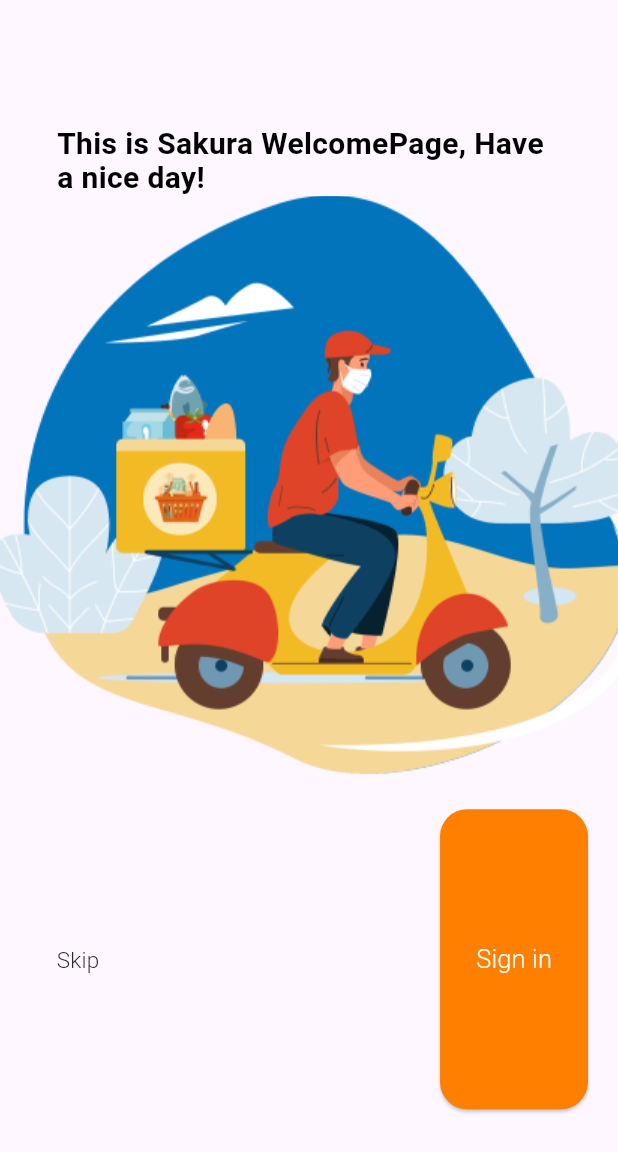
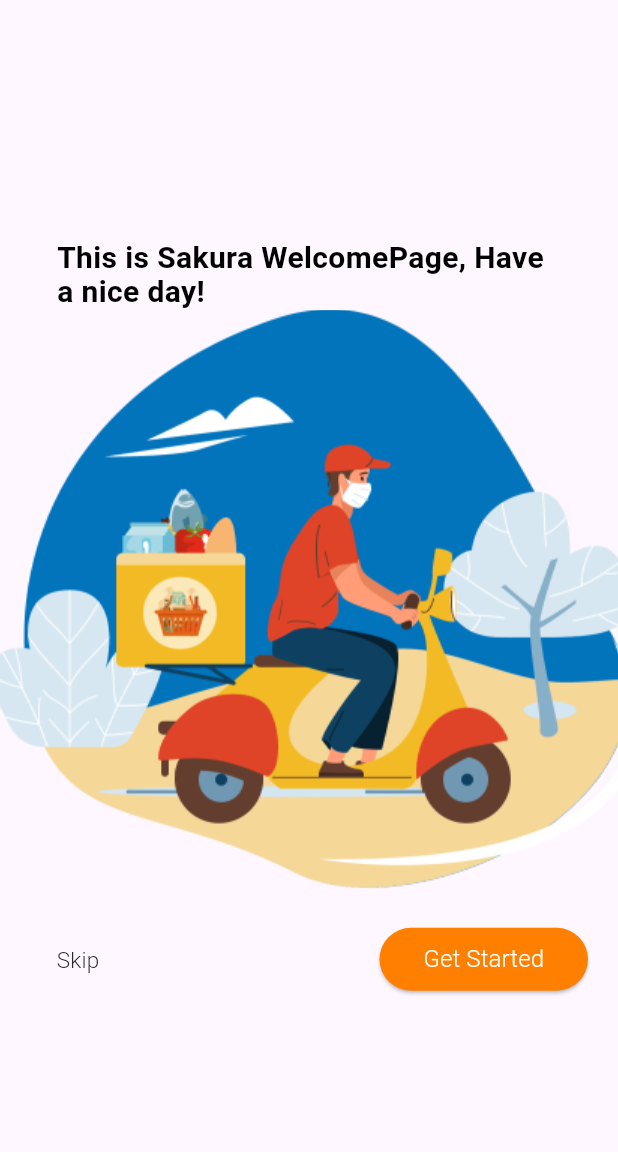
Before and after one commit to Sakura-LF/SplashPage, a Flutter app: the screen it shows after launch, on a phone screen of 412 x 824 dp. Shown: the top 1152 px of the screen. Run offline on Flutter 3.47's test engine with Material 3 defaults, Android fonts, the phone set to English and light mode, and no system bars; Roboto replaces fonts that are missing (LXGW).

Commit message:
update welcome.dart

```diff
--- a/lib/pages/welcome.dart
+++ b/lib/pages/welcome.dart
@@ -1,5 +1,7 @@
 import 'package:flutter/material.dart';
 import 'package:splashpage/common/assets.dart';
+import 'package:splashpage/common/stylebutton.dart';
+import 'package:splashpage/pages/login.dart';
 
 
 class WelcomePage extends StatelessWidget {
@@ -48,25 +50,22 @@ class WelcomePage extends StatelessWidget {
           // Login
           // 登录按钮
           // 登录按钮
-          ElevatedButton(
-            onPressed: () {},
-            style: ElevatedButton.styleFrom(
-              minimumSize: const Size(50, 200),
-              backgroundColor: const Color(0xffFF7F00),
-              shape: RoundedRectangleBorder(
-                borderRadius: BorderRadius.circular(18),
-              ),
-            ),
-            child: const Text(
-              "Sign in",
-              style: TextStyle(
-                fontWeight: FontWeight.w300,
-                fontSize: 17,
-                color: Colors.white,
-                height: 26 / 17,
-              ),
-            ),
-          ),
+          // Get Started
+          StyleButton(
+            text: "Get Started",
+            width: 139,
+            height: 42,
+            radius: 32,
+            onPressed: () {
+              // 跳转
+              Navigator.push(
+                context,
+                MaterialPageRoute(
+                  builder: (context) => const LoginPage(),
+                ),
+              );
+            },
+          )
         ],
       ),
     );
```
